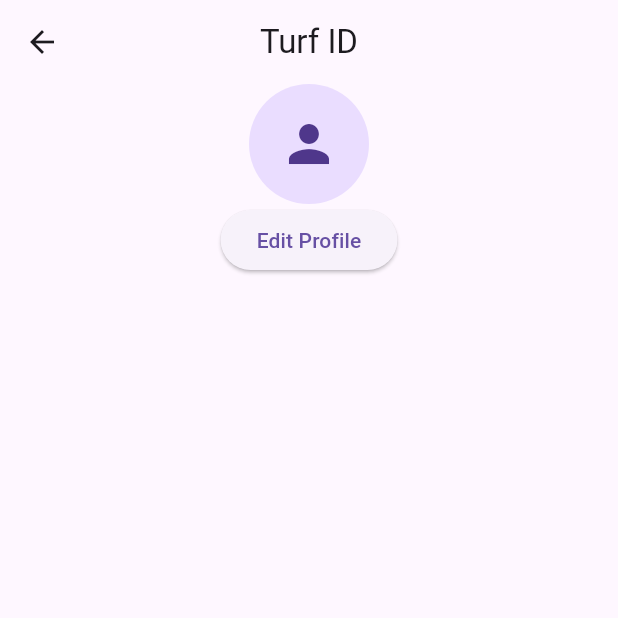
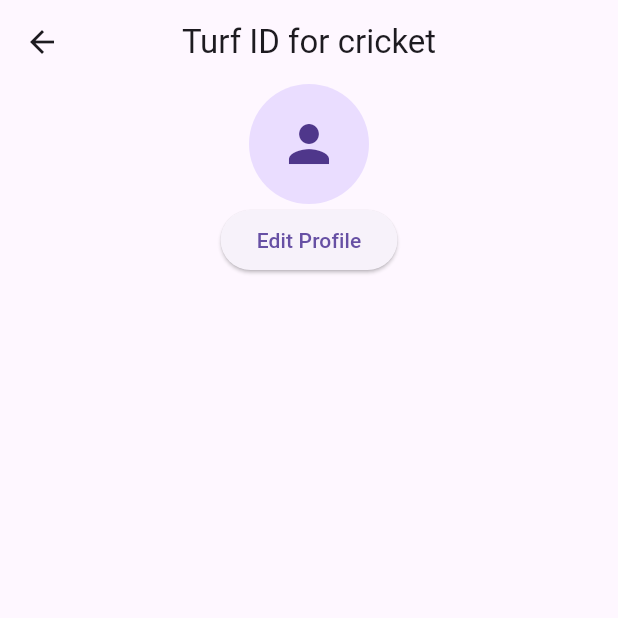
Before and after one commit to nithilanagai-ui/greenrush, a Flutter app: the Accountpage screen opened directly, on a phone screen of 412 x 824 dp, the top half of it. Run offline on Flutter 3.47's test engine with Material 3 defaults, Android fonts, the phone set to English and light mode, and no system bars; our stand-ins replace image_picker.

Commit message:
Update account_page.dart

```diff
--- a/lib/account_page.dart
+++ b/lib/account_page.dart
@@ -24,7 +24,7 @@ class AccountpageState extends State<Accountpage> {
   @override
   Widget build(BuildContext context) {
     return Scaffold(appBar:AppBar(centerTitle: true,
-        title:Text("Turf ID"),
+        title:Text("Turf ID for cricket"),
           ),
         body:
            Column(
```
